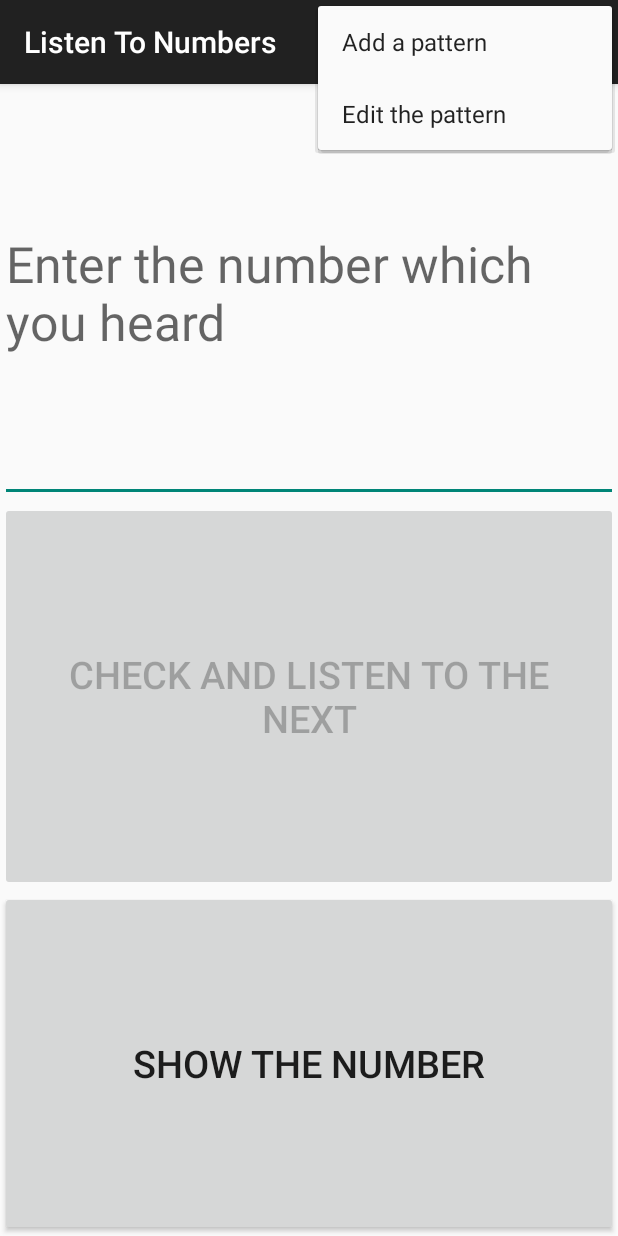
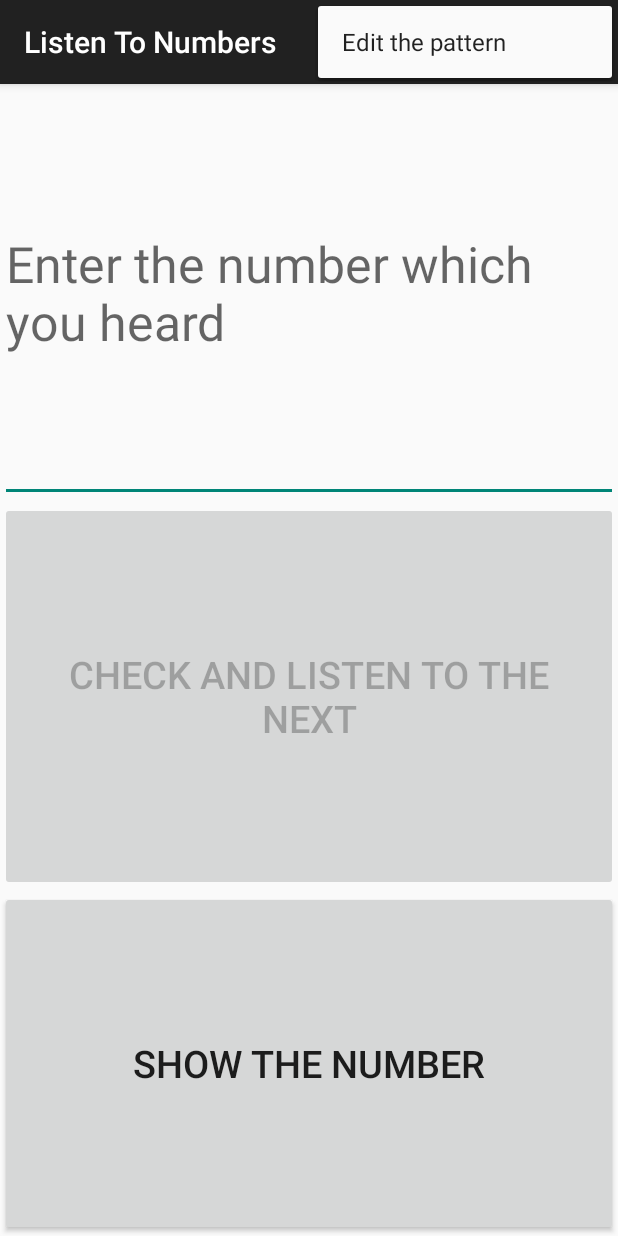
Before and after one commit to yaitskov/listen-phone-numbers, an Android app: the fragment MainFragment shown on its own in the app's theme, with the options menu open, on a phone screen of 412 x 824 dp. Run offline under Robolectric (Android 15) with nearby library versions, the phone set to English and light mode, and no system bars; our stand-ins replace ButterKnife, Dagger/Hilt's generated code; 1 statement that could not run was skipped.

Commit message:
remove add pattern menu item

```diff
--- a/listen-to-numbers/src/main/java/com/github/listenumbers/fragment/MainFragment.java
+++ b/listen-to-numbers/src/main/java/com/github/listenumbers/fragment/MainFragment.java
@@ -111,9 +111,6 @@ public class MainFragment extends InjectingFragment
     @Override
     public boolean onOptionsItemSelected(MenuItem item) {
         switch (item.getItemId()) {
-            case R.id.mnu_add_pattern:
-                editPattern("");
-                return true;
             case R.id.mnu_edit_pattern:
                 editPattern(preferences.getString(CURRENT_PATTERN, DEFAULT_PATTERN));
                 return true;
--- a/listen-to-numbers/src/main/res/menu/main.xml
+++ b/listen-to-numbers/src/main/res/menu/main.xml
@@ -1,9 +1,6 @@
 <?xml version="1.0" encoding="utf-8"?>
 
 <menu xmlns:android="http://schemas.android.com/apk/res/android">
-    <item android:id="@+id/mnu_add_pattern"
-          android:title="Add a pattern"/>
-
     <item android:id="@+id/mnu_edit_pattern"
           android:title="Edit the pattern"/>
 </menu>
```
